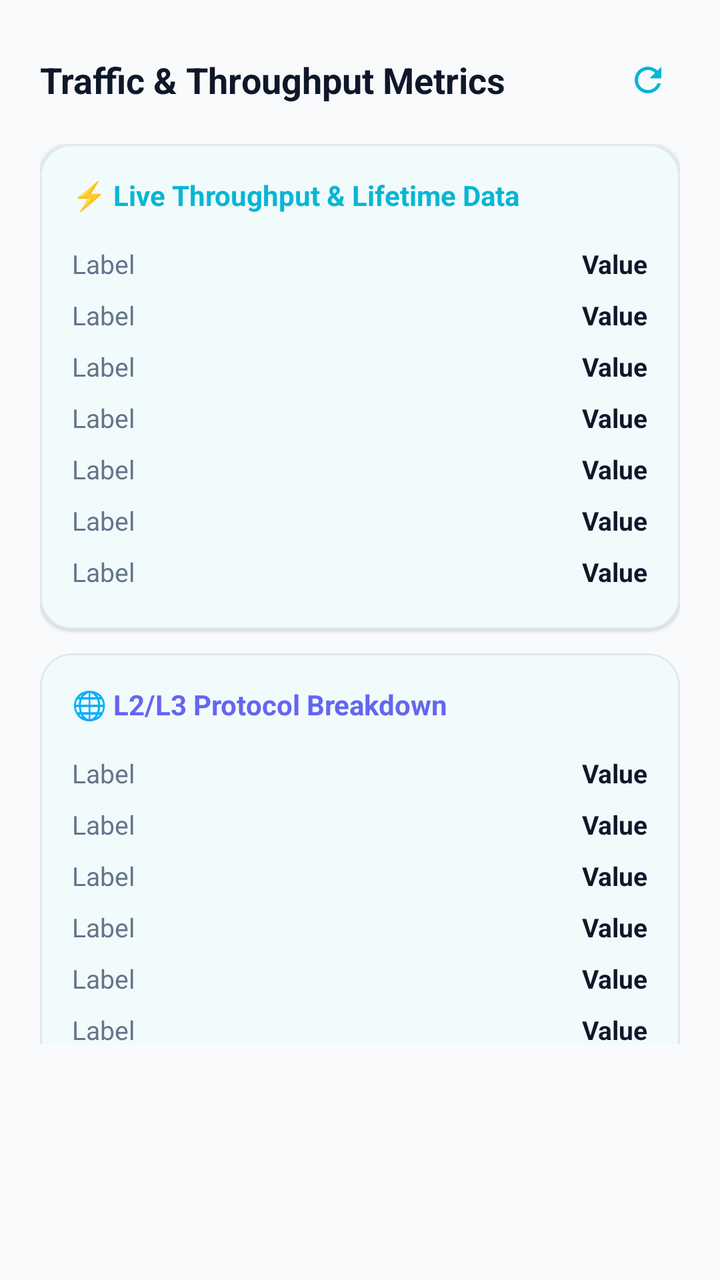
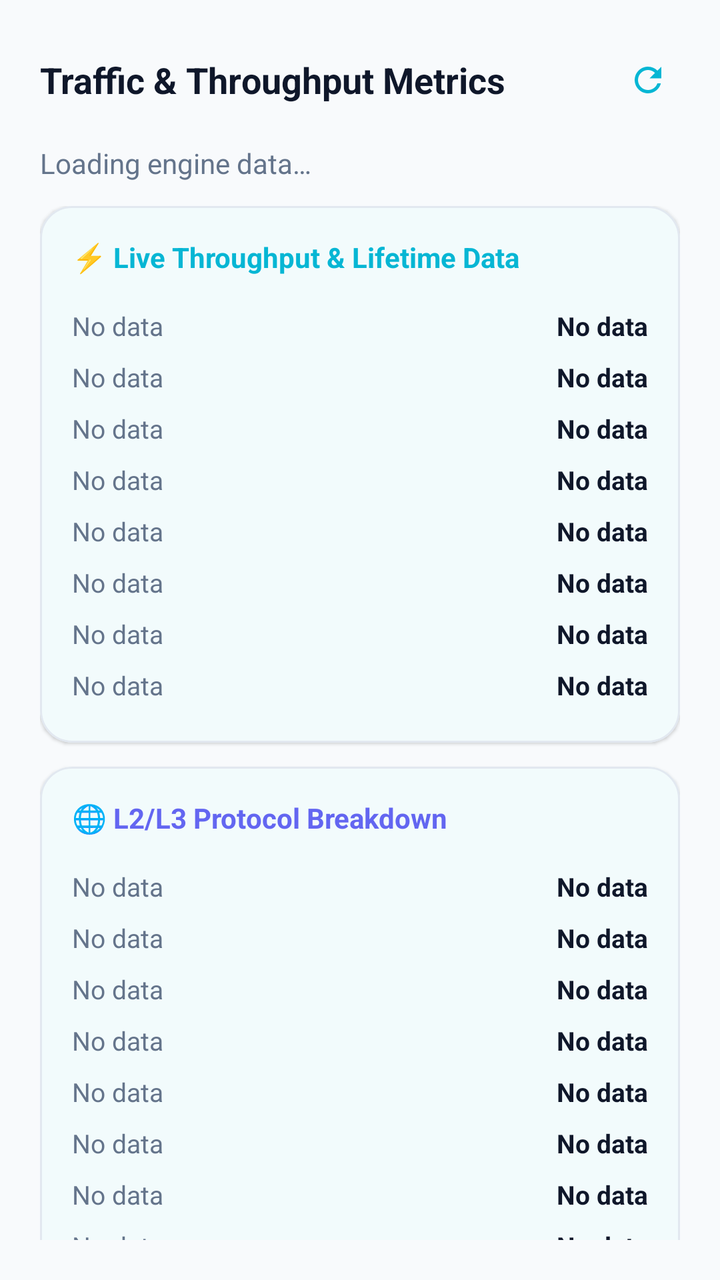

An Android layout rendered at two revisions. The XML below is the earlier revision; the diff shows what the commit changed to produce the second picture.
<!-- AndroidManifest.xml: application theme Theme.P2ptap -->
<!-- res/layout/dialog_traffic_detail.xml -->
<?xml version="1.0" encoding="utf-8"?>
<LinearLayout xmlns:android="http://schemas.android.com/apk/res/android"
    xmlns:app="http://schemas.android.com/apk/res-auto"
    android:layout_width="match_parent"
    android:layout_height="wrap_content"
    android:background="@color/window_bg"
    android:orientation="vertical"
    android:padding="20dp">

    
    <LinearLayout
        android:layout_width="match_parent"
        android:layout_height="wrap_content"
        android:gravity="center_vertical"
        android:layout_marginBottom="12dp"
        android:orientation="horizontal">

        <TextView
            android:layout_width="0dp"
            android:layout_height="wrap_content"
            android:layout_weight="1"
            android:text="@string/dialog_traffic_title"
            android:textColor="@color/text_primary"
            android:textSize="18sp"
            android:textStyle="bold" />

        <com.google.android.material.button.MaterialButton
            android:id="@+id/btnRefresh"
            style="@style/Widget.Material3.Button.IconButton"
            android:layout_width="40dp"
            android:layout_height="40dp"
            app:icon="@drawable/ic_refresh"
            app:iconTint="@color/brand_primary" />
    </LinearLayout>

    <androidx.core.widget.NestedScrollView
        android:layout_width="match_parent"
        android:layout_height="450dp">

        <LinearLayout
            android:id="@+id/contentContainer"
            android:layout_width="match_parent"
            android:layout_height="wrap_content"
            android:orientation="vertical">

            
            <com.google.android.material.card.MaterialCardView
                android:layout_width="match_parent"
                android:layout_height="wrap_content"
                android:layout_marginBottom="12dp"
                app:cardCornerRadius="16dp"
                app:cardElevation="1dp"
                app:strokeColor="@color/card_stroke"
                app:strokeWidth="1dp">

                <LinearLayout
                    android:layout_width="match_parent"
                    android:layout_height="wrap_content"
                    android:orientation="vertical"
                    android:padding="16dp">

                    <TextView
                        android:layout_width="wrap_content"
                        android:layout_height="wrap_content"
                        android:layout_marginBottom="12dp"
                        android:text="@string/section_live_throughput"
                        android:textColor="@color/brand_primary"
                        android:textSize="14sp"
                        android:textStyle="bold" />

                    <include layout="@layout/item_traffic_row" android:id="@+id/rowTxSpeed" />
                    <include layout="@layout/item_traffic_row" android:id="@+id/rowRxSpeed" />
                    <include layout="@layout/item_traffic_row" android:id="@+id/rowTotalTx" />
                    <include layout="@layout/item_traffic_row" android:id="@+id/rowTotalRx" />
                    <include layout="@layout/item_traffic_row" android:id="@+id/rowTxPkts" />
                    <include layout="@layout/item_traffic_row" android:id="@+id/rowRxPkts" />
                    <include layout="@layout/item_traffic_row" android:id="@+id/rowDropped" />
                </LinearLayout>
            </com.google.android.material.card.MaterialCardView>

            
            <com.google.android.material.card.MaterialCardView
                android:layout_width="match_parent"
                android:layout_height="wrap_content"
                android:layout_marginBottom="12dp"
                app:cardCornerRadius="16dp"
                app:cardElevation="1dp"
                app:strokeColor="@color/card_stroke"
                app:strokeWidth="1dp">

                <LinearLayout
                    android:layout_width="match_parent"
                    android:layout_height="wrap_content"
                    android:orientation="vertical"
                    android:padding="16dp">

                    <TextView
                        android:layout_width="wrap_content"
                        android:layout_height="wrap_content"
                        android:layout_marginBottom="12dp"
                        android:text="@string/section_protocol_stats"
                        android:textColor="@color/brand_secondary"
                        android:textSize="14sp"
                        android:textStyle="bold" />

                    <include layout="@layout/item_traffic_row" android:id="@+id/rowIpv4" />
                    <include layout="@layout/item_traffic_row" android:id="@+id/rowIpv6" />
                    <include layout="@layout/item_traffic_row" android:id="@+id/rowArp" />
                    <include layout="@layout/item_traffic_row" android:id="@+id/rowTcp" />
                    <include layout="@layout/item_traffic_row" android:id="@+id/rowUdp" />
                    <include layout="@layout/item_traffic_row" android:id="@+id/rowIcmp" />
                </LinearLayout>
            </com.google.android.material.card.MaterialCardView>

            
            <com.google.android.material.card.MaterialCardView
                android:layout_width="match_parent"
                android:layout_height="wrap_content"
                android:layout_marginBottom="12dp"
                app:cardCornerRadius="16dp"
                app:cardElevation="1dp"
                app:strokeColor="@color/card_stroke"
                app:strokeWidth="1dp">

                <LinearLayout
                    android:layout_width="match_parent"
                    android:layout_height="wrap_content"
                    android:orientation="vertical"
                    android:padding="16dp">

                    <TextView
                        android:layout_width="wrap_content"
                        android:layout_height="wrap_content"
                        android:layout_marginBottom="12dp"
                        android:text="@string/section_security_stats"
                        android:textColor="@color/brand_accent"
                        android:textSize="14sp"
                        android:textStyle="bold" />

                    <include layout="@layout/item_traffic_row" android:id="@+id/rowObf" />
                    <include layout="@layout/item_traffic_row" android:id="@+id/rowAlgo" />
                    <include layout="@layout/item_traffic_row" android:id="@+id/rowPfs" />
                    <include layout="@layout/item_traffic_row" android:id="@+id/rowReplay" />
                </LinearLayout>
            </com.google.android.material.card.MaterialCardView>

        </LinearLayout>
    </androidx.core.widget.NestedScrollView>

</LinearLayout>
<!-- res/layout/item_traffic_row.xml (included above) -->
<?xml version="1.0" encoding="utf-8"?>
<LinearLayout xmlns:android="http://schemas.android.com/apk/res/android"
    android:layout_width="match_parent"
    android:layout_height="wrap_content"
    android:orientation="horizontal"
    android:paddingVertical="4dp">

    <TextView
        android:id="@+id/tvLabel"
        android:layout_width="0dp"
        android:layout_height="wrap_content"
        android:layout_weight="1"
        android:text="Label"
        android:textColor="@color/text_secondary"
        android:textSize="13sp" />

    <TextView
        android:id="@+id/tvValue"
        android:layout_width="wrap_content"
        android:layout_height="wrap_content"
        android:text="Value"
        android:textColor="@color/text_primary"
        android:textSize="13sp"
        android:textStyle="bold" />
</LinearLayout>
<!-- resources referenced by this layout -->
<resources>
  <color name="brand_accent">#10B981</color>
  <color name="brand_primary">#06B6D4</color>
  <color name="brand_secondary">#6366F1</color>
  <color name="card_stroke">#E2E8F0</color>
  <color name="text_primary">#0F172A</color>
  <color name="text_secondary">#64748B</color>
  <color name="window_bg">#F8FAFC</color>
  <!-- drawable ic_refresh (drawable) -->
  <vector xmlns:android="http://schemas.android.com/apk/res/android"
      android:width="24dp"
      android:height="24dp"
      android:viewportWidth="24"
      android:viewportHeight="24">
      <path
          android:fillColor="#FFFFFFFF"
          android:pathData="M17.65,6.35C16.2,4.9 14.21,4 12,4c-4.42,0 -7.99,3.58 -7.99,8s3.57,8 7.99,8c3.73,0 6.84,-2.55 7.73,-6h-2.08c-0.82,2.33 -3.04,4 -5.65,4 -3.31,0 -6,-2.69 -6,-6s2.69,-6 6,-6c1.66,0 3.14,0.69 4.22,1.78L13,11h7V4l-2.35,2.35z" />
  </vector>
  <string name="dialog_traffic_title">Traffic &amp; Throughput Metrics</string>
  <string name="section_live_throughput">⚡ Live Throughput &amp; Lifetime Data</string>
  <string name="section_protocol_stats">🌐 L2/L3 Protocol Breakdown</string>
  <string name="section_security_stats">🔒 Security &amp; Obfuscation</string>
  <style name="Theme.P2ptap" parent="Base.Theme.P2ptap" />
  <style name="Base.Theme.P2ptap" parent="Theme.Material3.DayNight.NoActionBar">
          <item name="colorPrimary">@color/brand_primary</item>
          <item name="colorOnPrimary">@color/white</item>
          <item name="colorSecondary">@color/brand_secondary</item>
          <item name="colorOnSecondary">@color/white</item>
          <item name="colorSurface">@color/card_bg</item>
          <item name="colorOnSurface">@color/text_primary</item>
          <item name="colorSurfaceVariant">@color/card_elevated</item>
          <item name="colorOnSurfaceVariant">@color/text_secondary</item>
          <item name="android:statusBarColor">@color/window_bg</item>
          <item name="android:windowLightStatusBar">true</item>
          <item name="android:navigationBarColor">@color/window_bg</item>
          <item name="android:windowLightNavigationBar" tools:targetApi="o_mr1">true</item>
          <item name="android:windowBackground">@color/window_bg</item>
      </style>
  <color name="white">#FFFFFFFF</color>
  <color name="card_bg">#FFFFFF</color>
  <color name="card_elevated">#F1F5F9</color>
</resources>

<!-- the commit's change to res/layout/dialog_traffic_detail.xml (unified diff, before → after) -->
@@ -1,11 +1,13 @@
 <?xml version="1.0" encoding="utf-8"?>
-<LinearLayout xmlns:android="http://schemas.android.com/apk/res/android"
+<androidx.core.widget.NestedScrollView xmlns:android="http://schemas.android.com/apk/res/android"
     xmlns:app="http://schemas.android.com/apk/res-auto"
     android:layout_width="match_parent"
-    android:layout_height="wrap_content"
+    android:layout_height="match_parent"
     android:background="@color/window_bg"
     android:orientation="vertical"
     android:padding="20dp">
+    <LinearLayout android:layout_width="match_parent" android:layout_height="wrap_content" android:orientation="vertical">
+
 
     
     <LinearLayout
@@ -29,13 +31,17 @@
             style="@style/Widget.Material3.Button.IconButton"
             android:layout_width="40dp"
             android:layout_height="40dp"
+            android:contentDescription="@string/btn_refresh"
             app:icon="@drawable/ic_refresh"
             app:iconTint="@color/brand_primary" />
     </LinearLayout>
 
-    <androidx.core.widget.NestedScrollView
-        android:layout_width="match_parent"
-        android:layout_height="450dp">
+    <TextView android:id="@+id/tvDataStatus"
+        android:layout_width="match_parent" android:layout_height="wrap_content"
+        android:text="@string/telemetry_loading" android:textColor="@color/text_secondary"
+        android:paddingBottom="12dp" android:accessibilityLiveRegion="polite" />
+
+
 
         <LinearLayout
             android:id="@+id/contentContainer"
@@ -75,6 +81,7 @@
                     <include layout="@layout/item_traffic_row" android:id="@+id/rowTxPkts" />
                     <include layout="@layout/item_traffic_row" android:id="@+id/rowRxPkts" />
                     <include layout="@layout/item_traffic_row" android:id="@+id/rowDropped" />
+                    <include layout="@layout/item_traffic_row" android:id="@+id/rowDedup" />
                 </LinearLayout>
             </com.google.android.material.card.MaterialCardView>
 
@@ -106,6 +113,8 @@
                     <include layout="@layout/item_traffic_row" android:id="@+id/rowIpv4" />
                     <include layout="@layout/item_traffic_row" android:id="@+id/rowIpv6" />
                     <include layout="@layout/item_traffic_row" android:id="@+id/rowArp" />
+                    <include layout="@layout/item_traffic_row" android:id="@+id/rowNdp" />
+                    <include layout="@layout/item_traffic_row" android:id="@+id/rowOther" />
                     <include layout="@layout/item_traffic_row" android:id="@+id/rowTcp" />
                     <include layout="@layout/item_traffic_row" android:id="@+id/rowUdp" />
                     <include layout="@layout/item_traffic_row" android:id="@+id/rowIcmp" />
@@ -138,6 +147,7 @@
                         android:textStyle="bold" />
 
                     <include layout="@layout/item_traffic_row" android:id="@+id/rowObf" />
+                    <include layout="@layout/item_traffic_row" android:id="@+id/rowPsk" />
                     <include layout="@layout/item_traffic_row" android:id="@+id/rowAlgo" />
                     <include layout="@layout/item_traffic_row" android:id="@+id/rowPfs" />
                     <include layout="@layout/item_traffic_row" android:id="@+id/rowReplay" />
@@ -145,9 +155,10 @@
             </com.google.android.material.card.MaterialCardView>
 
         </LinearLayout>
-    </androidx.core.widget.NestedScrollView>
 
-</LinearLayout>
+
+    </LinearLayout>
+</androidx.core.widget.NestedScrollView>
 <!-- res/layout/item_traffic_row.xml (included above) -->
 <?xml version="1.0" encoding="utf-8"?>
 <LinearLayout xmlns:android="http://schemas.android.com/apk/res/android"
@@ -161,15 +172,19 @@
         android:layout_width="0dp"
         android:layout_height="wrap_content"
         android:layout_weight="1"
-        android:text="Label"
+        android:text="@string/telemetry_unknown"
         android:textColor="@color/text_secondary"
         android:textSize="13sp" />
 
     <TextView
         android:id="@+id/tvValue"
-        android:layout_width="wrap_content"
+        android:layout_width="0dp"
         android:layout_height="wrap_content"
-        android:text="Value"
+        android:layout_weight="1"
+        android:paddingStart="8dp"
+        android:gravity="end"
+        android:textIsSelectable="true"
+        android:text="@string/telemetry_unknown"
         android:textColor="@color/text_primary"
         android:textSize="13sp"
         android:textStyle="bold" />
<!-- resource entries referenced after the edit -->
@@ -17,10 +17,13 @@
           android:fillColor="#FFFFFFFF"
           android:pathData="M17.65,6.35C16.2,4.9 14.21,4 12,4c-4.42,0 -7.99,3.58 -7.99,8s3.57,8 7.99,8c3.73,0 6.84,-2.55 7.73,-6h-2.08c-0.82,2.33 -3.04,4 -5.65,4 -3.31,0 -6,-2.69 -6,-6s2.69,-6 6,-6c1.66,0 3.14,0.69 4.22,1.78L13,11h7V4l-2.35,2.35z" />
   </vector>
+  <string name="btn_refresh">Refresh</string>
   <string name="dialog_traffic_title">Traffic &amp; Throughput Metrics</string>
   <string name="section_live_throughput">⚡ Live Throughput &amp; Lifetime Data</string>
   <string name="section_protocol_stats">🌐 L2/L3 Protocol Breakdown</string>
   <string name="section_security_stats">🔒 Security &amp; Obfuscation</string>
+  <string name="telemetry_loading">Loading engine data…</string>
+  <string name="telemetry_unknown">No data</string>
   <style name="Theme.P2ptap" parent="Base.Theme.P2ptap" />
   <style name="Base.Theme.P2ptap" parent="Theme.Material3.DayNight.NoActionBar">
           <item name="colorPrimary">@color/brand_primary</item>
